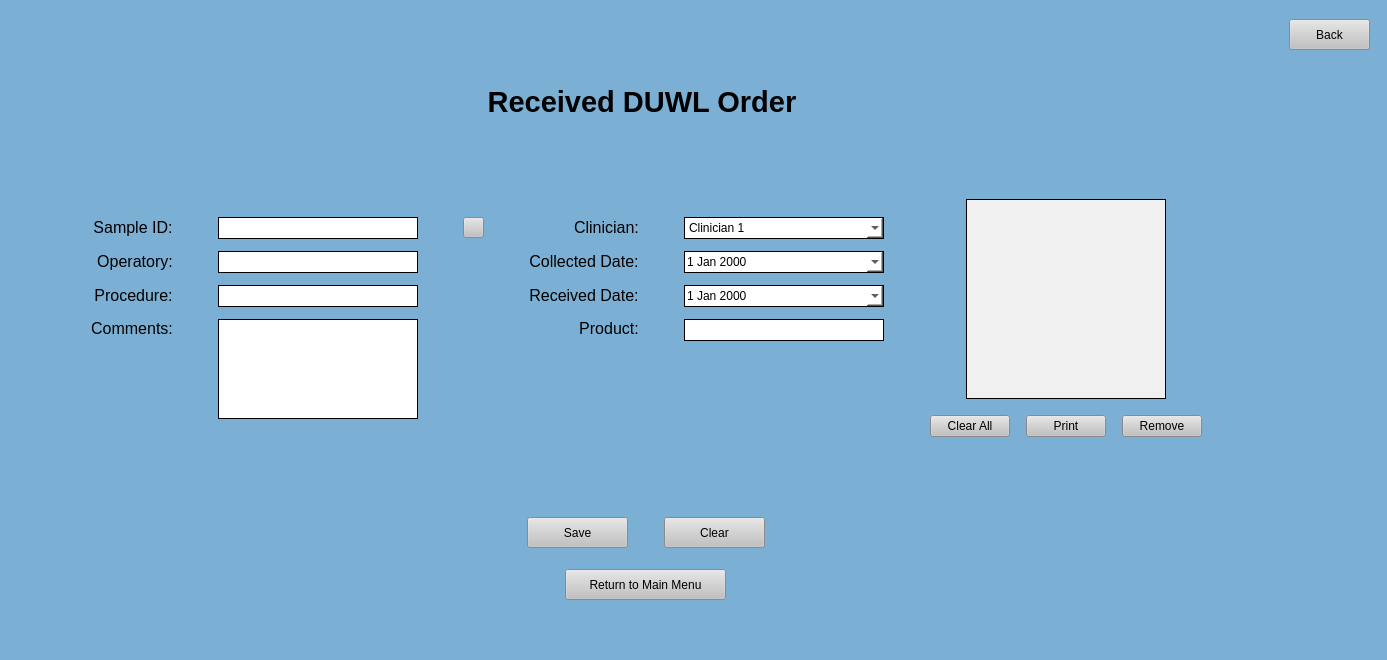
This is UI Screens/COMBdb_DUWL_Receive_Form.ui in Kasmanian/COMBDb-oldgen as Qt 5 draws it before an edit. The edited form follows.
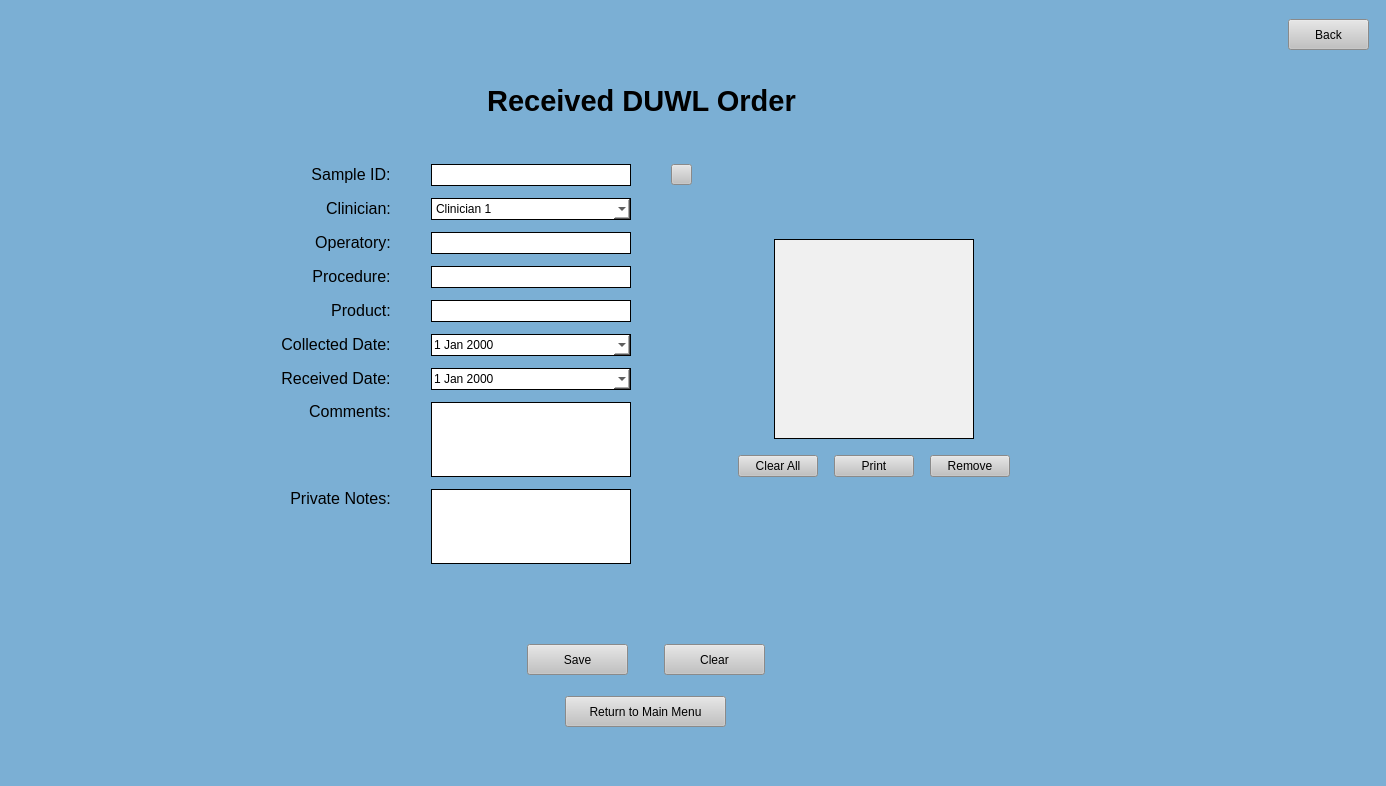
This is the edited form.

```diff
--- a/UI Screens/COMBdb_DUWL_Receive_Form.ui
+++ b/UI Screens/COMBdb_DUWL_Receive_Form.ui
@@ -6,8 +6,8 @@
    <rect>
     <x>0</x>
     <y>0</y>
-    <width>1387</width>
-    <height>660</height>
+    <width>1386</width>
+    <height>786</height>
    </rect>
   </property>
   <property name="windowTitle">
@@ -33,22 +33,6 @@
         </property>
        </widget>
       </item>
-      <item>
-       <spacer name="verticalSpacer">
-        <property name="orientation">
-         <enum>Qt::Vertical</enum>
-        </property>
-        <property name="sizeType">
-         <enum>QSizePolicy::Minimum</enum>
-        </property>
-        <property name="sizeHint" stdset="0">
-         <size>
-          <width>10</width>
-          <height>40</height>
-         </size>
-        </property>
-       </spacer>
-      </item>
       <item>
        <layout class="QHBoxLayout" name="horizontalLayout">
         <property name="leftMargin">
@@ -118,13 +102,29 @@
              <number>0</number>
             </property>
             <property name="horizontalSpacing">
-             <number>45</number>
+             <number>40</number>
             </property>
             <property name="verticalSpacing">
              <number>12</number>
             </property>
-            <item row="1" column="1">
-             <widget class="QLineEdit" name="sampleNum_2">
+            <item row="8" column="0" alignment="Qt::AlignRight|Qt::AlignTop">
+             <widget class="QLabel" name="label_22">
+              <property name="text">
+               <string>&lt;html&gt;&lt;head/&gt;&lt;body&gt;&lt;p align=&quot;center&quot;&gt;&lt;span style=&quot; font-size:12pt;&quot;&gt;Comments:&lt;/span&gt;&lt;/p&gt;&lt;/body&gt;&lt;/html&gt;</string>
+              </property>
+              <property name="alignment">
+               <set>Qt::AlignRight|Qt::AlignTrailing|Qt::AlignVCenter</set>
+              </property>
+             </widget>
+            </item>
+            <item row="6" column="1" alignment="Qt::AlignLeft">
+             <widget class="QDateEdit" name="collectedDate">
+              <property name="sizePolicy">
+               <sizepolicy hsizetype="Fixed" vsizetype="Fixed">
+                <horstretch>0</horstretch>
+                <verstretch>0</verstretch>
+               </sizepolicy>
+              </property>
               <property name="minimumSize">
                <size>
                 <width>200</width>
@@ -138,52 +138,72 @@
                </size>
               </property>
               <property name="styleSheet">
-               <string notr="true">background-color: rgb(255, 255, 255);
+               <string notr="true">/* the box that is displayed*/
+QDateEdit {
+background-color: rgb(255, 255, 255);
 border-style: solid;
-border-width: 1px</string>
+border-width: 1px
+}
+/*toolbar on top of calendar*/
+QCalendarWidget QToolButton {
+height: 30px;
+width: 75px;
+color: white;
+font-size: 12px;
+icon-size: 24px, 24px;
+font-weight: bold;
+background-color: rgb(123,175,212);
+}
+QCalendarWidget QMenu {
+width: 85px;
+left: 10px;
+color: white;
+font-size: 12px;
+background-color: rgb(123, 175, 212);
+}
+QCalendarWidget QSpinBox {
+width: 75px;
+font-size:12px;
+color: white;
+background-color: rgb(123, 175, 212);
+selection-background-color: rgb(136, 136, 136);
+selection-color: rgb(255, 255, 255);
+}
+QCalendarWidget QSpinBox::up-button { subcontrol-origin: border; subcontrol-position: top right; width:35px; }
+QCalendarWidget QSpinBox::down-button {subcontrol-origin: border; subcontrol-position: bottom right; width:35px;}
+QCalendarWidget QSpinBox::up-arrow { width:28px; height:28px; }
+QCalendarWidget QSpinBox::down-arrow { width:28px; height:28px; }
+
+/* header row */
+QCalendarWidget QWidget { 
+alternate-background-color: rgb(240, 240, 240); 
+}
+/* normal days */
+QCalendarWidget QAbstractItemView:enabled
+{
+font-size:12px;
+color: black;
+background-color: white;
+selection-background-color: rgb(123, 175, 212);
+selection-color: white;
+}
+/* days in other months */
+/* navigation bar */
+QCalendarWidget QWidget#qt_calendar_navigationbar
+{
+background-color: rgb(123, 175, 212);
+}
+QCalendarWidget QAbstractItemView:disabled
+{
+color: rgb(180,180,180);
+}</string>
               </property>
-              <property name="readOnly">
-               <bool>false</bool>
+              <property name="calendarPopup">
+               <bool>true</bool>
               </property>
-              <property name="placeholderText">
-               <string/>
-              </property>
              </widget>
             </item>
-            <item row="1" column="0" alignment="Qt::AlignRight">
-             <widget class="QLabel" name="label_20">
-              <property name="text">
-               <string>&lt;html&gt;&lt;head/&gt;&lt;body&gt;&lt;p align=&quot;center&quot;&gt;&lt;span style=&quot; font-size:12pt;&quot;&gt;Sample ID:&lt;/span&gt;&lt;/p&gt;&lt;/body&gt;&lt;/html&gt;</string>
-              </property>
-              <property name="alignment">
-               <set>Qt::AlignRight|Qt::AlignTrailing|Qt::AlignVCenter</set>
-              </property>
-             </widget>
-            </item>
-            <item row="0" column="1">
-             <spacer name="verticalSpacer_6">
-              <property name="orientation">
-               <enum>Qt::Vertical</enum>
-              </property>
-              <property name="sizeHint" stdset="0">
-               <size>
-                <width>20</width>
-                <height>40</height>
-               </size>
-              </property>
-             </spacer>
-            </item>
-            <item row="2" column="3" alignment="Qt::AlignRight">
-             <widget class="QLabel" name="label_18">
-              <property name="text">
-               <string>&lt;html&gt;&lt;head/&gt;&lt;body&gt;&lt;p align=&quot;center&quot;&gt;&lt;span style=&quot; font-size:12pt;&quot;&gt;Collected Date:&lt;/span&gt;&lt;/p&gt;&lt;/body&gt;&lt;/html&gt;</string>
-              </property>
-              <property name="alignment">
-               <set>Qt::AlignRight|Qt::AlignTrailing|Qt::AlignVCenter</set>
-              </property>
-             </widget>
-            </item>
-            <item row="3" column="3" alignment="Qt::AlignRight">
+            <item row="7" column="0" alignment="Qt::AlignRight">
              <widget class="QLabel" name="label_25">
               <property name="text">
                <string>&lt;html&gt;&lt;head/&gt;&lt;body&gt;&lt;p align=&quot;center&quot;&gt;&lt;span style=&quot; font-size:12pt;&quot;&gt;Received Date:&lt;/span&gt;&lt;/p&gt;&lt;/body&gt;&lt;/html&gt;</string>
@@ -193,91 +213,7 @@
               </property>
              </widget>
             </item>
-            <item row="2" column="4">
-             <widget class="QDateEdit" name="collectedDate">
-              <property name="sizePolicy">
-               <sizepolicy hsizetype="Fixed" vsizetype="Fixed">
-                <horstretch>0</horstretch>
-                <verstretch>0</verstretch>
-               </sizepolicy>
-              </property>
-              <property name="minimumSize">
-               <size>
-                <width>200</width>
-                <height>22</height>
-               </size>
-              </property>
-              <property name="maximumSize">
-               <size>
-                <width>200</width>
-                <height>22</height>
-               </size>
-              </property>
-              <property name="styleSheet">
-               <string notr="true">QDateEdit {
-background-color: rgb(255, 255, 255);
-border-style: solid;
-border-width: 1px
-}
-QCalendarWidget QToolButton {
-height: 30px;
-width: 75px;
-color: white;
-font-size: 12px;
-icon-size: 28px, 28px;
-background-color: qlineargradient(x1:0, y1:0, x2:0, y2:1, stop: 0 #cccccc, stop: 1 #333333);
-}
-QCalendarWidget QMenu {
-width: 75px;
-left: 10px;
-color: white;
-font-size: 9px;
-background-color: rgb(100, 100, 100);
-}
-QCalendarWidget QSpinBox {
-width: 75px;
-font-size:12px;
-color: white;
-background-color: qlineargradient(x1:0, y1:0, x2:0, y2:1, stop: 0 #cccccc, stop: 1 #333333);
-selection-background-color: rgb(136, 136, 136);
-selection-color: rgb(255, 255, 255);
-}
-QCalendarWidget QSpinBox::up-button { subcontrol-origin: border; subcontrol-position: top right; width:35px; }
-QCalendarWidget QSpinBox::down-button {subcontrol-origin: border; subcontrol-position: bottom right; width:35px;}
-QCalendarWidget QSpinBox::up-arrow { width:28px; height:28px; }
-QCalendarWidget QSpinBox::down-arrow { width:28px; height:28px; }
-
-/* header row */
-QCalendarWidget QWidget { alternate-background-color: rgb(128, 128, 128); }
-
-/* normal days */
-QCalendarWidget QAbstractItemView:enabled
-{
-font-size:12px;
-color: rgb(180, 180, 180);
-background-color: black;
-selection-background-color: rgb(64, 64, 64);
-selection-color: rgb(0, 255, 0);
-}
-
-/* days in other months */
-/* navigation bar */
-QCalendarWidget QWidget#qt_calendar_navigationbar
-{
-background-color: qlineargradient(x1:0, y1:0, x2:0, y2:1, stop: 0 #cccccc, stop: 1 #333333);
-}
-
-QCalendarWidget QAbstractItemView:disabled
-{
-color: rgb(64, 64, 64);
-}</string>
-              </property>
-              <property name="calendarPopup">
-               <bool>true</bool>
-              </property>
-             </widget>
-            </item>
-            <item row="3" column="4">
+            <item row="7" column="1" alignment="Qt::AlignLeft">
              <widget class="QDateEdit" name="receivedDate">
               <property name="sizePolicy">
                <sizepolicy hsizetype="Fixed" vsizetype="Fixed">
@@ -298,31 +234,34 @@
                </size>
               </property>
               <property name="styleSheet">
-               <string notr="true">QDateEdit {
+               <string notr="true">/* the box that is displayed*/
+QDateEdit {
 background-color: rgb(255, 255, 255);
 border-style: solid;
 border-width: 1px
 }
+/*toolbar on top of calendar*/
 QCalendarWidget QToolButton {
 height: 30px;
 width: 75px;
 color: white;
 font-size: 12px;
-icon-size: 28px, 28px;
-background-color: qlineargradient(x1:0, y1:0, x2:0, y2:1, stop: 0 #cccccc, stop: 1 #333333);
+icon-size: 24px, 24px;
+font-weight: bold;
+background-color: rgb(123,175,212);
 }
 QCalendarWidget QMenu {
-width: 75px;
+width: 85px;
 left: 10px;
 color: white;
-font-size: 9px;
-background-color: rgb(100, 100, 100);
+font-size: 12px;
+background-color: rgb(123, 175, 212);
 }
 QCalendarWidget QSpinBox {
 width: 75px;
 font-size:12px;
 color: white;
-background-color: qlineargradient(x1:0, y1:0, x2:0, y2:1, stop: 0 #cccccc, stop: 1 #333333);
+background-color: rgb(123, 175, 212);
 selection-background-color: rgb(136, 136, 136);
 selection-color: rgb(255, 255, 255);
 }
@@ -332,28 +271,27 @@
 QCalendarWidget QSpinBox::down-arrow { width:28px; height:28px; }
 
 /* header row */
-QCalendarWidget QWidget { alternate-background-color: rgb(128, 128, 128); }
-
+QCalendarWidget QWidget { 
+alternate-background-color: rgb(240, 240, 240); 
+}
 /* normal days */
 QCalendarWidget QAbstractItemView:enabled
 {
 font-size:12px;
-color: rgb(180, 180, 180);
-background-color: black;
-selection-background-color: rgb(64, 64, 64);
-selection-color: rgb(0, 255, 0);
+color: black;
+background-color: white;
+selection-background-color: rgb(123, 175, 212);
+selection-color: white;
 }
-
 /* days in other months */
 /* navigation bar */
 QCalendarWidget QWidget#qt_calendar_navigationbar
 {
-background-color: qlineargradient(x1:0, y1:0, x2:0, y2:1, stop: 0 #cccccc, stop: 1 #333333);
+background-color: rgb(123, 175, 212);
 }
-
 QCalendarWidget QAbstractItemView:disabled
 {
-color: rgb(64, 64, 64);
+color: rgb(180,180,180);
 }</string>
               </property>
               <property name="calendarPopup">
@@ -361,81 +299,7 @@
               </property>
              </widget>
             </item>
-            <item row="2" column="1">
-             <widget class="QLineEdit" name="operatory">
-              <property name="sizePolicy">
-               <sizepolicy hsizetype="Fixed" vsizetype="Fixed">
-                <horstretch>0</horstretch>
-                <verstretch>0</verstretch>
-               </sizepolicy>
-              </property>
-              <property name="minimumSize">
-               <size>
-                <width>200</width>
-                <height>22</height>
-               </size>
-              </property>
-              <property name="maximumSize">
-               <size>
-                <width>200</width>
-                <height>22</height>
-               </size>
-              </property>
-              <property name="styleSheet">
-               <string notr="true">background-color: rgb(255, 255, 255);
-border-style: solid;
-border-width: 1px</string>
-              </property>
-             </widget>
-            </item>
-            <item row="3" column="1">
-             <widget class="QLineEdit" name="procedure">
-              <property name="sizePolicy">
-               <sizepolicy hsizetype="Fixed" vsizetype="Fixed">
-                <horstretch>0</horstretch>
-                <verstretch>0</verstretch>
-               </sizepolicy>
-              </property>
-              <property name="minimumSize">
-               <size>
-                <width>200</width>
-                <height>22</height>
-               </size>
-              </property>
-              <property name="maximumSize">
-               <size>
-                <width>200</width>
-                <height>22</height>
-               </size>
-              </property>
-              <property name="styleSheet">
-               <string notr="true">background-color: rgb(255, 255, 255);
-border-style: solid;
-border-width: 1px</string>
-              </property>
-             </widget>
-            </item>
-            <item row="2" column="0" alignment="Qt::AlignRight">
-             <widget class="QLabel" name="label_19">
-              <property name="text">
-               <string>&lt;html&gt;&lt;head/&gt;&lt;body&gt;&lt;p align=&quot;center&quot;&gt;&lt;span style=&quot; font-size:12pt;&quot;&gt;Operatory:&lt;/span&gt;&lt;/p&gt;&lt;/body&gt;&lt;/html&gt;</string>
-              </property>
-              <property name="alignment">
-               <set>Qt::AlignRight|Qt::AlignTrailing|Qt::AlignVCenter</set>
-              </property>
-             </widget>
-            </item>
-            <item row="4" column="0" alignment="Qt::AlignRight|Qt::AlignTop">
-             <widget class="QLabel" name="label_22">
-              <property name="text">
-               <string>&lt;html&gt;&lt;head/&gt;&lt;body&gt;&lt;p align=&quot;center&quot;&gt;&lt;span style=&quot; font-size:12pt;&quot;&gt;Comments:&lt;/span&gt;&lt;/p&gt;&lt;/body&gt;&lt;/html&gt;</string>
-              </property>
-              <property name="alignment">
-               <set>Qt::AlignRight|Qt::AlignTrailing|Qt::AlignVCenter</set>
-              </property>
-             </widget>
-            </item>
-            <item row="4" column="1">
+            <item row="8" column="1">
              <widget class="QTextEdit" name="comment">
               <property name="sizePolicy">
                <sizepolicy hsizetype="Fixed" vsizetype="Fixed">
@@ -452,7 +316,7 @@
               <property name="maximumSize">
                <size>
                 <width>200</width>
-                <height>100</height>
+                <height>75</height>
                </size>
               </property>
               <property name="styleSheet">
@@ -462,7 +326,30 @@
               </property>
              </widget>
             </item>
+            <item row="10" column="1">
+             <spacer name="verticalSpacer_9">
+              <property name="orientation">
+               <enum>Qt::Vertical</enum>
+              </property>
+              <property name="sizeHint" stdset="0">
+               <size>
+                <width>20</width>
+                <height>40</height>
+               </size>
+              </property>
+             </spacer>
+            </item>
             <item row="3" column="0" alignment="Qt::AlignRight">
+             <widget class="QLabel" name="label_19">
+              <property name="text">
+               <string>&lt;html&gt;&lt;head/&gt;&lt;body&gt;&lt;p align=&quot;center&quot;&gt;&lt;span style=&quot; font-size:12pt;&quot;&gt;Operatory:&lt;/span&gt;&lt;/p&gt;&lt;/body&gt;&lt;/html&gt;</string>
+              </property>
+              <property name="alignment">
+               <set>Qt::AlignRight|Qt::AlignTrailing|Qt::AlignVCenter</set>
+              </property>
+             </widget>
+            </item>
+            <item row="4" column="0" alignment="Qt::AlignRight">
              <widget class="QLabel" name="label_21">
               <property name="text">
                <string>&lt;html&gt;&lt;head/&gt;&lt;body&gt;&lt;p align=&quot;center&quot;&gt;&lt;span style=&quot; font-size:12pt;&quot;&gt;Procedure:&lt;/span&gt;&lt;/p&gt;&lt;/body&gt;&lt;/html&gt;</string>
@@ -472,47 +359,7 @@
               </property>
              </widget>
             </item>
-            <item row="5" column="1">
-             <spacer name="verticalSpacer_9">
-              <property name="orientation">
-               <enum>Qt::Vertical</enum>
-              </property>
-              <property name="sizeHint" stdset="0">
-               <size>
-                <width>20</width>
-                <height>40</height>
-               </size>
-              </property>
-             </spacer>
-            </item>
-            <item row="4" column="4" alignment="Qt::AlignTop">
-             <widget class="QLineEdit" name="product">
-              <property name="sizePolicy">
-               <sizepolicy hsizetype="Fixed" vsizetype="Fixed">
-                <horstretch>0</horstretch>
-                <verstretch>0</verstretch>
-               </sizepolicy>
-              </property>
-              <property name="minimumSize">
-               <size>
-                <width>200</width>
-                <height>22</height>
-               </size>
-              </property>
-              <property name="maximumSize">
-               <size>
-                <width>200</width>
-                <height>22</height>
-               </size>
-              </property>
-              <property name="styleSheet">
-               <string notr="true">background-color: rgb(255, 255, 255);
-border-style: solid;
-border-width: 1px</string>
-              </property>
-             </widget>
-            </item>
-            <item row="4" column="3" alignment="Qt::AlignRight|Qt::AlignTop">
+            <item row="5" column="0" alignment="Qt::AlignRight">
              <widget class="QLabel" name="label_27">
               <property name="text">
                <string>&lt;html&gt;&lt;head/&gt;&lt;body&gt;&lt;p align=&quot;center&quot;&gt;&lt;span style=&quot; font-size:12pt;&quot;&gt;Product:&lt;/span&gt;&lt;/p&gt;&lt;/body&gt;&lt;/html&gt;</string>
@@ -522,6 +369,202 @@
               </property>
              </widget>
             </item>
+            <item row="5" column="1">
+             <widget class="QLineEdit" name="product">
+              <property name="sizePolicy">
+               <sizepolicy hsizetype="Fixed" vsizetype="Fixed">
+                <horstretch>0</horstretch>
+                <verstretch>0</verstretch>
+               </sizepolicy>
+              </property>
+              <property name="minimumSize">
+               <size>
+                <width>200</width>
+                <height>22</height>
+               </size>
+              </property>
+              <property name="maximumSize">
+               <size>
+                <width>200</width>
+                <height>22</height>
+               </size>
+              </property>
+              <property name="styleSheet">
+               <string notr="true">background-color: rgb(255, 255, 255);
+border-style: solid;
+border-width: 1px</string>
+              </property>
+             </widget>
+            </item>
+            <item row="2" column="1">
+             <widget class="QComboBox" name="clinicianDropDown">
+              <property name="sizePolicy">
+               <sizepolicy hsizetype="Fixed" vsizetype="Fixed">
+                <horstretch>0</horstretch>
+                <verstretch>0</verstretch>
+               </sizepolicy>
+              </property>
+              <property name="minimumSize">
+               <size>
+                <width>200</width>
+                <height>22</height>
+               </size>
+              </property>
+              <property name="maximumSize">
+               <size>
+                <width>200</width>
+                <height>22</height>
+               </size>
+              </property>
+              <property name="styleSheet">
+               <string notr="true">background-color: rgb(255, 255, 255);
+border-style: solid;
+border-width: 1px</string>
+              </property>
+              <item>
+               <property name="text">
+                <string>Clinician 1</string>
+               </property>
+              </item>
+              <item>
+               <property name="text">
+                <string>Clinician 2</string>
+               </property>
+              </item>
+              <item>
+               <property name="text">
+                <string>Clinician 3</string>
+               </property>
+              </item>
+             </widget>
+            </item>
+            <item row="2" column="0" alignment="Qt::AlignRight">
+             <widget class="QLabel" name="label_17">
+              <property name="text">
+               <string>&lt;html&gt;&lt;head/&gt;&lt;body&gt;&lt;p align=&quot;center&quot;&gt;&lt;span style=&quot; font-size:12pt;&quot;&gt;Clinician:&lt;/span&gt;&lt;/p&gt;&lt;/body&gt;&lt;/html&gt;</string>
+              </property>
+              <property name="alignment">
+               <set>Qt::AlignRight|Qt::AlignTrailing|Qt::AlignVCenter</set>
+              </property>
+             </widget>
+            </item>
+            <item row="0" column="1">
+             <spacer name="verticalSpacer_6">
+              <property name="orientation">
+               <enum>Qt::Vertical</enum>
+              </property>
+              <property name="sizeType">
+               <enum>QSizePolicy::Minimum</enum>
+              </property>
+              <property name="sizeHint" stdset="0">
+               <size>
+                <width>20</width>
+                <height>40</height>
+               </size>
+              </property>
+             </spacer>
+            </item>
+            <item row="1" column="1">
+             <widget class="QLineEdit" name="sampleNum_2">
+              <property name="minimumSize">
+               <size>
+                <width>200</width>
+                <height>22</height>
+               </size>
+              </property>
+              <property name="maximumSize">
+               <size>
+                <width>200</width>
+                <height>22</height>
+               </size>
+              </property>
+              <property name="styleSheet">
+               <string notr="true">background-color: rgb(255, 255, 255);
+border-style: solid;
+border-width: 1px</string>
+              </property>
+              <property name="readOnly">
+               <bool>false</bool>
+              </property>
+              <property name="placeholderText">
+               <string/>
+              </property>
+             </widget>
+            </item>
+            <item row="1" column="0" alignment="Qt::AlignRight">
+             <widget class="QLabel" name="label_20">
+              <property name="text">
+               <string>&lt;html&gt;&lt;head/&gt;&lt;body&gt;&lt;p align=&quot;center&quot;&gt;&lt;span style=&quot; font-size:12pt;&quot;&gt;Sample ID:&lt;/span&gt;&lt;/p&gt;&lt;/body&gt;&lt;/html&gt;</string>
+              </property>
+              <property name="alignment">
+               <set>Qt::AlignRight|Qt::AlignTrailing|Qt::AlignVCenter</set>
+              </property>
+             </widget>
+            </item>
+            <item row="4" column="1">
+             <widget class="QLineEdit" name="procedure">
+              <property name="sizePolicy">
+               <sizepolicy hsizetype="Fixed" vsizetype="Fixed">
+                <horstretch>0</horstretch>
+                <verstretch>0</verstretch>
+               </sizepolicy>
+              </property>
+              <property name="minimumSize">
+               <size>
+                <width>200</width>
+                <height>22</height>
+               </size>
+              </property>
+              <property name="maximumSize">
+               <size>
+                <width>200</width>
+                <height>22</height>
+               </size>
+              </property>
+              <property name="styleSheet">
+               <string notr="true">background-color: rgb(255, 255, 255);
+border-style: solid;
+border-width: 1px</string>
+              </property>
+             </widget>
+            </item>
+            <item row="3" column="1">
+             <widget class="QLineEdit" name="operatory">
+              <property name="sizePolicy">
+               <sizepolicy hsizetype="Fixed" vsizetype="Fixed">
+                <horstretch>0</horstretch>
+                <verstretch>0</verstretch>
+               </sizepolicy>
+              </property>
+              <property name="minimumSize">
+               <size>
+                <width>200</width>
+                <height>22</height>
+               </size>
+              </property>
+              <property name="maximumSize">
+               <size>
+                <width>200</width>
+                <height>22</height>
+               </size>
+              </property>
+              <property name="styleSheet">
+               <string notr="true">background-color: rgb(255, 255, 255);
+border-style: solid;
+border-width: 1px</string>
+              </property>
+             </widget>
+            </item>
+            <item row="6" column="0" alignment="Qt::AlignRight">
+             <widget class="QLabel" name="label_18">
+              <property name="text">
+               <string>&lt;html&gt;&lt;head/&gt;&lt;body&gt;&lt;p align=&quot;center&quot;&gt;&lt;span style=&quot; font-size:12pt;&quot;&gt;Collected Date:&lt;/span&gt;&lt;/p&gt;&lt;/body&gt;&lt;/html&gt;</string>
+              </property>
+              <property name="alignment">
+               <set>Qt::AlignRight|Qt::AlignTrailing|Qt::AlignVCenter</set>
+              </property>
+             </widget>
+            </item>
             <item row="1" column="2">
              <widget class="QPushButton" name="search">
               <property name="minimumSize">
@@ -563,34 +606,25 @@
               </property>
              </widget>
             </item>
-            <item row="1" column="3" alignment="Qt::AlignRight">
-             <widget class="QLabel" name="label_17">
+            <item row="9" column="0" alignment="Qt::AlignRight|Qt::AlignTop">
+             <widget class="QLabel" name="label">
               <property name="text">
-               <string>&lt;html&gt;&lt;head/&gt;&lt;body&gt;&lt;p align=&quot;center&quot;&gt;&lt;span style=&quot; font-size:12pt;&quot;&gt;Clinician:&lt;/span&gt;&lt;/p&gt;&lt;/body&gt;&lt;/html&gt;</string>
-              </property>
-              <property name="alignment">
-               <set>Qt::AlignRight|Qt::AlignTrailing|Qt::AlignVCenter</set>
+               <string>&lt;html&gt;&lt;head/&gt;&lt;body&gt;&lt;p align=&quot;center&quot;&gt;&lt;span style=&quot; font-size:12pt;&quot;&gt;Private Notes:&lt;/span&gt;&lt;/p&gt;&lt;/body&gt;&lt;/html&gt;</string>
               </property>
              </widget>
             </item>
-            <item row="1" column="4">
-             <widget class="QComboBox" name="clinicianDropDown">
+            <item row="9" column="1">
+             <widget class="QTextEdit" name="notes">
               <property name="sizePolicy">
                <sizepolicy hsizetype="Fixed" vsizetype="Fixed">
                 <horstretch>0</horstretch>
                 <verstretch>0</verstretch>
                </sizepolicy>
               </property>
-              <property name="minimumSize">
-               <size>
-                <width>200</width>
-                <height>22</height>
-               </size>
-              </property>
               <property name="maximumSize">
                <size>
                 <width>200</width>
-                <height>22</height>
+                <height>75</height>
                </size>
               </property>
               <property name="styleSheet">
@@ -598,21 +632,6 @@
 border-style: solid;
 border-width: 1px</string>
               </property>
-              <item>
-               <property name="text">
-                <string>Clinician 1</string>
-               </property>
-              </item>
-              <item>
-               <property name="text">
-                <string>Clinician 2</string>
-               </property>
-              </item>
-              <item>
-               <property name="text">
-                <string>Clinician 3</string>
-               </property>
-              </item>
              </widget>
             </item>
            </layout>
@@ -868,6 +887,32 @@
         </item>
        </layout>
       </item>
+      <item alignment="Qt::AlignHCenter|Qt::AlignVCenter">
+       <widget class="QLabel" name="errorMessage">
+        <property name="minimumSize">
+         <size>
+          <width>350</width>
+          <height>30</height>
+         </size>
+        </property>
+        <property name="maximumSize">
+         <size>
+          <width>999</width>
+          <height>30</height>
+         </size>
+        </property>
+        <property name="styleSheet">
+         <string notr="true">font: 12pt &quot;MS Shell Dlg 2&quot;;
+color:red;</string>
+        </property>
+        <property name="text">
+         <string/>
+        </property>
+        <property name="alignment">
+         <set>Qt::AlignCenter</set>
+        </property>
+       </widget>
+      </item>
       <item>
        <spacer name="verticalSpacer_7">
         <property name="orientation">
@@ -879,7 +924,7 @@
         <property name="sizeHint" stdset="0">
          <size>
           <width>10</width>
-          <height>40</height>
+          <height>10</height>
          </size>
         </property>
        </spacer>
@@ -1190,8 +1235,8 @@
     <rect>
      <x>0</x>
      <y>0</y>
-     <width>1387</width>
-     <height>26</height>
+     <width>1386</width>
+     <height>21</height>
     </rect>
    </property>
   </widget>
```
Left out of the diff: 5 changed lines with no effect on the pictures.
